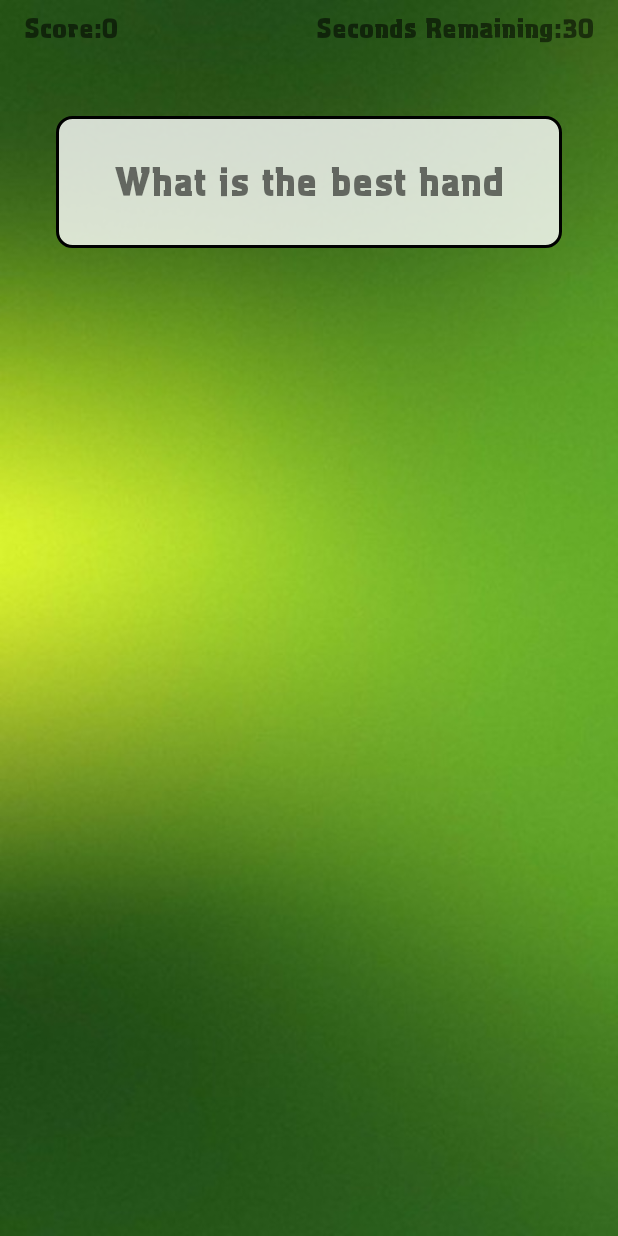
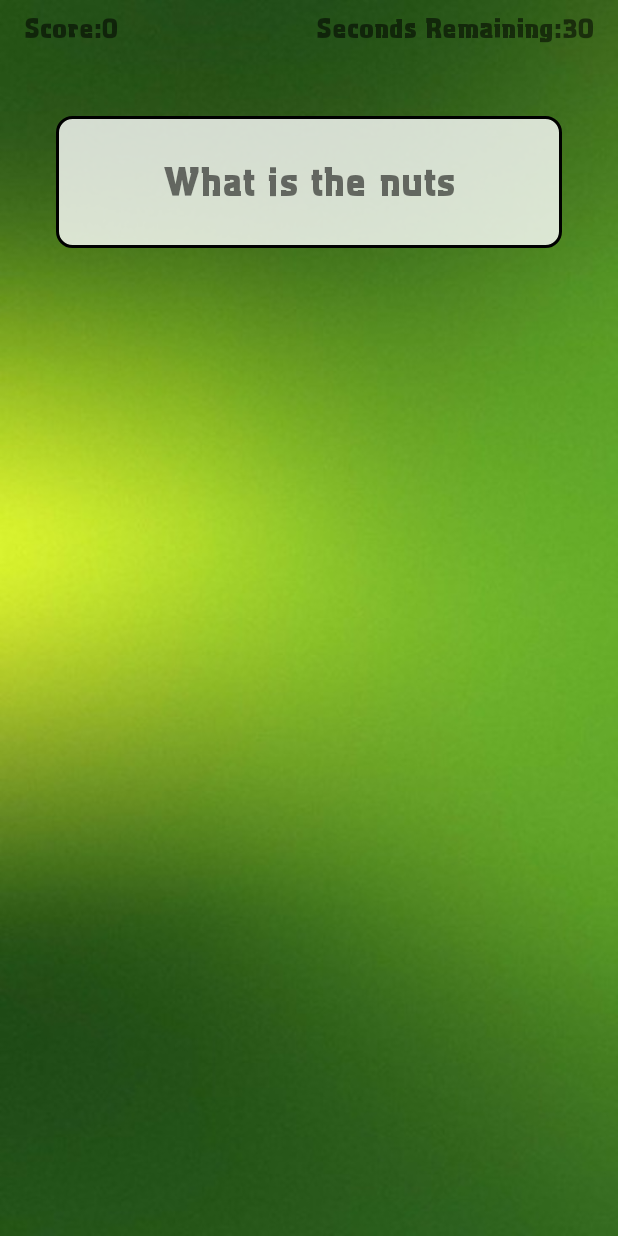
Before and after one commit to ericreinke/PokerQuizzer, an Android app: the PlayActivity screen opened directly, with no data from a screen before it, after a tap on "NEXT QUESTION", on a phone screen of 412 x 824 dp. Run offline under Robolectric (Android 15) with nearby library versions, the phone set to English and light mode, and no system bars; 2 other taps on this screen came first.

Commit message:
Fixed question typos, removed confusing question

```diff
--- a/app/src/main/res/layout/activity_practice.xml
+++ b/app/src/main/res/layout/activity_practice.xml
@@ -6,4 +6,5 @@
     android:layout_height="match_parent"
     tools:context=".PracticeActivity">
 
+
 </android.support.constraint.ConstraintLayout>
--- a/app/src/main/res/values/strings.xml
+++ b/app/src/main/res/values/strings.xml
@@ -31,7 +31,7 @@ To add a question, there are 6 (SIX!!!!!!)things you must add:
     <string-array name="question_array">
         <item>What is the highest card </item>
         <item>How many playing cards are in a deck</item>
-        <item>What is the best hand</item>
+        <item>What is the nuts</item>
         <item>You are both all in.  What hand would you rather have?</item>
         <item>How many outs do you have?</item> <!-- 5 -->
         <item>What is the nuts?</item>
@@ -43,7 +43,7 @@ To add a question, there are 6 (SIX!!!!!!)things you must add:
         <item>You are both all in.  What hand would you rather have?</item>
         <item>You are both all in.  What hand would you rather have?</item>
         <item>You are both all in.  What hand would you rather have?</item>
-        <item>You are both all in.  What hand would you rather have (to WIN the pot)?</item> <!-- 15 -->
+        <item>new_question_temp</item> <!-- 15 -->
         <item>Your opponent has moved all in and the pot is now $100.  What is highest bet you should call?</item>
         <item>A flush beats a straight</item>
         <item>An Ace high straight flush is a Royal Flush</item>
```
